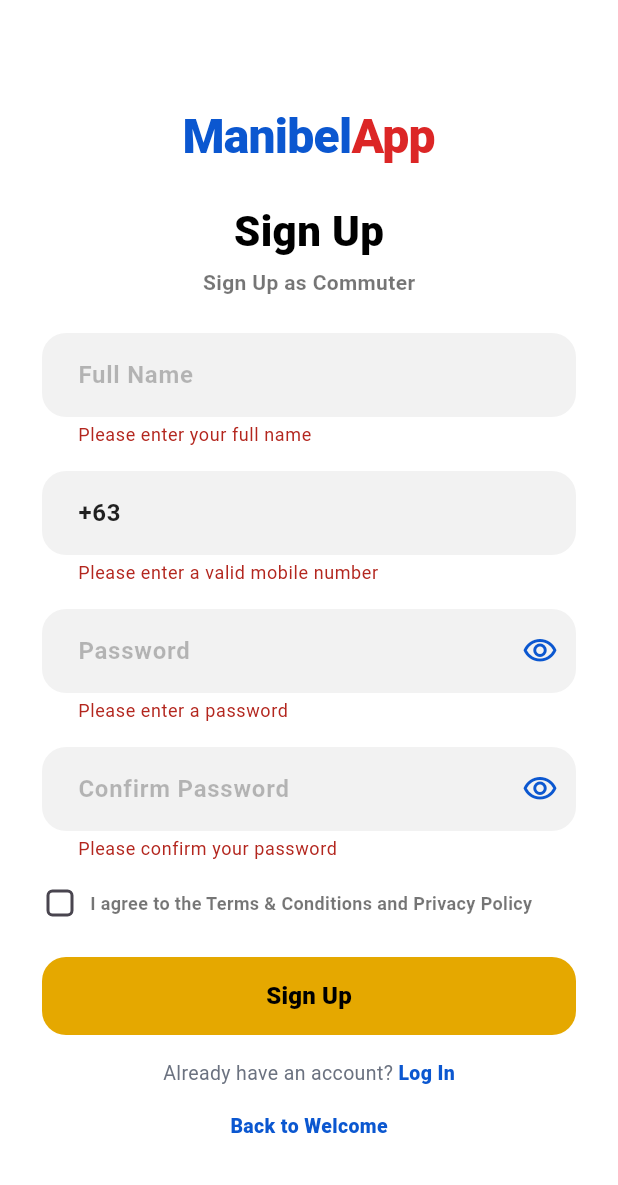
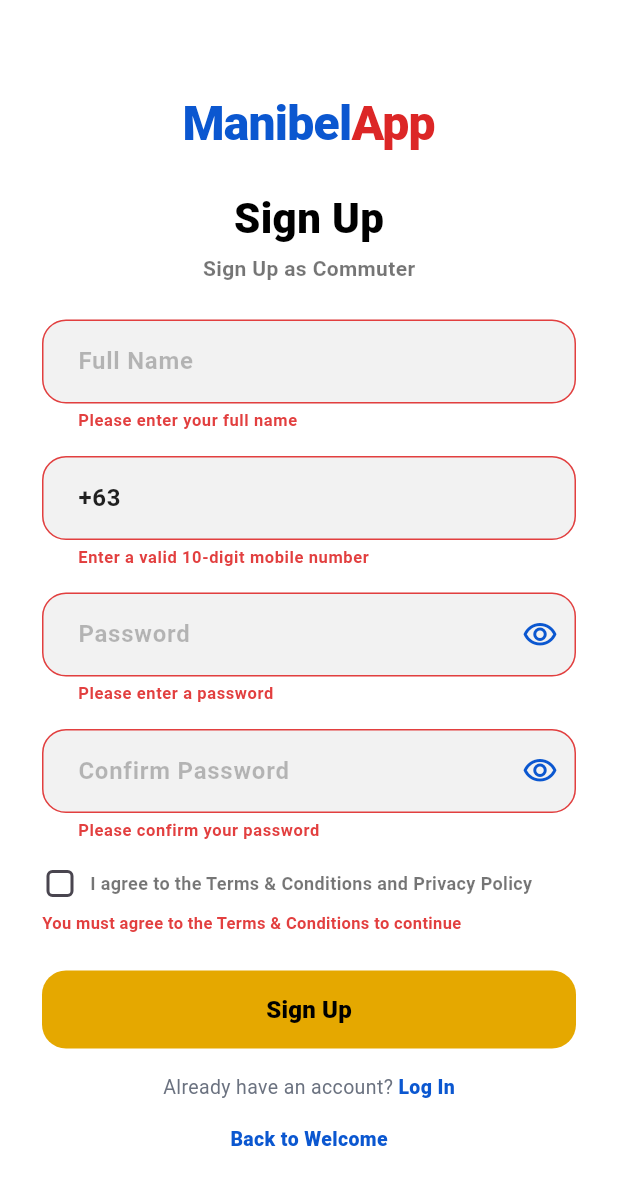
Before and after one commit to lvrl3e/ManibelApp-App, a Flutter app: the CommuterSignUpScreen screen opened directly, after a tap on "Sign Up", on a phone screen of 412 x 824 dp. Shown: the top 1185 px of the screen. Run offline on Flutter 3.47's test engine with Material 3 defaults, Android fonts, the phone set to English and light mode, and no system bars.

Commit message:
Updated commuter signup page

```diff
--- a/lib/features/auth/screens/commuter_signup_screen.dart
+++ b/lib/features/auth/screens/commuter_signup_screen.dart
@@ -1,39 +1,40 @@
 import 'package:flutter/material.dart';
 import '../../../core/constants/app_colors.dart';
-import 'role_selection_screen.dart';
 import 'commuter_login_screen.dart';
+import '../../commuter/screens/commuter_dashboard_screen.dart';
 
 class CommuterSignUpScreen extends StatefulWidget {
   const CommuterSignUpScreen({super.key});
 
   @override
-  State<CommuterSignUpScreen> createState() =>
-      _CommuterSignUpScreenState();
+  State<CommuterSignUpScreen> createState() => _CommuterSignUpScreenState();
 }
 
 class _CommuterSignUpScreenState extends State<CommuterSignUpScreen> {
-
   final _formKey = GlobalKey<FormState>();
 
-  final TextEditingController _fullNameController =
-      TextEditingController();
-
-  final TextEditingController _phoneController =
-      TextEditingController(text: '+63');
-
-  final TextEditingController _passwordController =
-      TextEditingController();
-
-  final TextEditingController _confirmPasswordController =
-      TextEditingController();
-
+  final TextEditingController _fullNameController = TextEditingController();
+  final TextEditingController _phoneController = TextEditingController(text: '+63');
+  final TextEditingController _passwordController = TextEditingController();
+  final TextEditingController _confirmPasswordController = TextEditingController();
 
   bool _isPasswordObscured = true;
   bool _isConfirmPasswordObscured = true;
 
   bool _agreedToTerms = false;
+  bool _showTermsError = false;
   bool _isLoading = false;
 
+  // Only letters, spaces, hyphens, apostrophes and periods (e.g. "Jr.")
+  final RegExp _nameRegExp = RegExp(r"^[a-zA-Z\u00C0-\u017F' .-]+$");
+
+  // Philippine mobile format: +63 followed by 10 digits (e.g. +639171234567)
+  final RegExp _phoneRegExp = RegExp(r'^\+63\d{10}$');
+
+  final RegExp _hasUppercase = RegExp(r'[A-Z]');
+  final RegExp _hasLowercase = RegExp(r'[a-z]');
+  final RegExp _hasDigit = RegExp(r'\d');
+  final RegExp _hasSpecialChar = RegExp(r'[!@#$%^&*(),.?":{}|<>_\-+=\[\];]');
 
   @override
   void dispose() {
@@ -44,651 +45,389 @@
     super.dispose();
   }
 
+  String? _validateFullName(String? value) {
+    final name = value?.trim() ?? '';
+
+    if (name.isEmpty) {
+      return 'Please enter your full name';
+    }
+    if (name.length < 2) {
+      return 'Full name must be at least 2 characters';
+    }
+    if (!_nameRegExp.hasMatch(name)) {
+      return 'Full name can only contain letters';
+    }
+    if (!name.contains(' ')) {
+      return 'Please enter your first and last name';
+    }
+    return null;
+  }
+
+  String? _validatePhone(String? value) {
+    final phone = value?.trim().replaceAll(' ', '') ?? '';
+
+    if (phone.isEmpty) {
+      return 'Please enter your mobile number';
+    }
+    if (!phone.startsWith('+63')) {
+      return 'Mobile number must start with +63';
+    }
+    if (!_phoneRegExp.hasMatch(phone)) {
+      return 'Enter a valid 10-digit mobile number';
+    }
+    return null;
+  }
+
+  String? _validatePassword(String? value) {
+    final password = value ?? '';
+
+    if (password.isEmpty) {
+      return 'Please enter a password';
+    }
+    if (password.length < 8) {
+      return 'Password must be at least 8 characters';
+    }
+    if (password.contains(' ')) {
+      return 'Password cannot contain spaces';
+    }
+    if (!_hasUppercase.hasMatch(password)) {
+      return 'Password must include an uppercase letter';
+    }
+    if (!_hasLowercase.hasMatch(password)) {
+      return 'Password must include a lowercase letter';
+    }
+    if (!_hasDigit.hasMatch(password)) {
+      return 'Password must include a number';
+    }
+    if (!_hasSpecialChar.hasMatch(password)) {
+      return 'Password must include a special character';
+    }
+    return null;
+  }
+
+  String? _validateConfirmPassword(String? value) {
+    final confirm = value ?? '';
+
+    if (confirm.isEmpty) {
+      return 'Please confirm your password';
+    }
+    if (confirm != _passwordController.text) {
+      return 'Passwords do not match';
+    }
+    return null;
+  }
 
   void _handleSignUp() async {
+    final isFormValid = _formKey.currentState?.validate() ?? false;
 
-    final isFormValid =
-        _formKey.currentState?.validate() ?? false;
+    setState(() {
+      _showTermsError = !_agreedToTerms;
+    });
 
-    if (!isFormValid) return;
-
-
-    if (!_agreedToTerms) {
-
-      ScaffoldMessenger.of(context).showSnackBar(
-        const SnackBar(
-          content: Text(
-            'Please agree to the Terms & Conditions to continue',
-          ),
-          backgroundColor: Colors.black87,
-        ),
-      );
-
+    if (!isFormValid || !_agreedToTerms) {
       return;
     }
-
 
     setState(() {
       _isLoading = true;
     });
 
-
-    await Future.delayed(
-      const Duration(seconds: 1),
-    );
-
+    // TODO: Add your signup logic here
+    // Example: Save user to Firebase/database
+    await Future.delayed(const Duration(seconds: 1));
 
     if (!mounted) return;
-
 
     setState(() {
       _isLoading = false;
     });
 
-
     Navigator.pushReplacement(
       context,
       MaterialPageRoute(
-        builder: (context) =>
-            const CommuterLoginScreen(),
+        builder: (context) => const CommuterDashboardScreen(),
       ),
     );
   }
-
 
   InputDecoration _fieldDecoration({
     String? hintText,
     Widget? suffixIcon,
   }) {
-
     return InputDecoration(
-
       hintText: hintText,
-
       hintStyle: const TextStyle(
         color: Colors.black26,
         fontWeight: FontWeight.w700,
       ),
-
       filled: true,
-
       fillColor: const Color(0xFFF2F2F2),
-
-      contentPadding:
-          const EdgeInsets.symmetric(
-            horizontal: 20,
-            vertical: 16,
-          ),
-
+      contentPadding: const EdgeInsets.symmetric(horizontal: 20, vertical: 16),
       border: OutlineInputBorder(
-        borderRadius:
-            BorderRadius.circular(16),
+        borderRadius: BorderRadius.circular(16),
         borderSide: BorderSide.none,
       ),
-
+      errorBorder: OutlineInputBorder(
+        borderRadius: BorderRadius.circular(16),
+        borderSide: const BorderSide(color: Color(0xFFE23F3F), width: 1),
+      ),
+      focusedErrorBorder: OutlineInputBorder(
+        borderRadius: BorderRadius.circular(16),
+        borderSide: const BorderSide(color: Color(0xFFE23F3F), width: 1.5),
+      ),
+      errorStyle: const TextStyle(
+        fontSize: 11,
+        fontWeight: FontWeight.w600,
+        color: Color(0xFFE23F3F),
+      ),
       suffixIcon: suffixIcon,
     );
   }
 
   @override
   Widget build(BuildContext context) {
-
     return Scaffold(
-
       backgroundColor: Colors.white,
-
       body: SafeArea(
-
         child: Center(
-
           child: SingleChildScrollView(
-
-            padding: const EdgeInsets.symmetric(
-              horizontal: 28.0,
-              vertical: 24.0,
-            ),
-
+            padding: const EdgeInsets.symmetric(horizontal: 28.0, vertical: 24.0),
             child: Form(
-
               key: _formKey,
-
+              autovalidateMode: AutovalidateMode.onUserInteraction,
               child: Column(
-
-                mainAxisAlignment:
-                    MainAxisAlignment.center,
-
-                crossAxisAlignment:
-                    CrossAxisAlignment.center,
-
+                mainAxisAlignment: MainAxisAlignment.center,
+                crossAxisAlignment: CrossAxisAlignment.center,
                 children: [
-
-
-
                   const SizedBox(height: 8),
-
 
                   // App Logo
                   RichText(
-
                     text: const TextSpan(
-
                       style: TextStyle(
                         fontSize: 32,
                         fontWeight: FontWeight.w900,
                         letterSpacing: -0.5,
                       ),
-
                       children: [
-
                         TextSpan(
                           text: 'Manibel',
-                          style: TextStyle(
-                            color: AppColors.logoBlue,
+                          style: TextStyle(color: AppColors.logoBlue),
+                        ),
+                        TextSpan(
+                          text: 'App',
+                          style: TextStyle(color: AppColors.logoRed),
+                        ),
+                      ],
                     ),
                   ),
-
-                        TextSpan(
-                          text: 'App',
-                          style: TextStyle(
-                            color: AppColors.logoRed,
-                          ),
-                        ),
-
-                      ],
-
-                    ),
-
-                  ),
-
-
                   const SizedBox(height: 24),
-
-
 
                   // Title
                   const Text(
-
                     'Sign Up',
-
                     style: TextStyle(
                       fontSize: 28,
                       fontWeight: FontWeight.w800,
                       color: Colors.black,
                     ),
-
                   ),
-
-
                   const SizedBox(height: 4),
-
-
-
                   const Text(
-
                     'Sign Up as Commuter',
-
                     style: TextStyle(
                       fontSize: 14,
                       fontWeight: FontWeight.w700,
                       color: Colors.black54,
                     ),
-
                   ),
-
-
                   const SizedBox(height: 24),
 
                   // Full Name Input
                   TextFormField(
-
                     controller: _fullNameController,
-
                     keyboardType: TextInputType.name,
-
-                    textCapitalization:
-                        TextCapitalization.words,
-
+                    textCapitalization: TextCapitalization.words,
                     style: const TextStyle(
                       fontWeight: FontWeight.w700,
                       color: Colors.black87,
                     ),
-
-                    decoration:
-                        _fieldDecoration(
-                          hintText: 'Full Name',
+                    decoration: _fieldDecoration(hintText: 'Full Name'),
+                    validator: _validateFullName,
                   ),
-
-                    validator: (value) {
-
-                      if (value == null ||
-                          value.trim().isEmpty) {
-
-                        return 'Please enter your full name';
-
-                      }
-
-                      return null;
-                    },
-
-                  ),
-
-
                   const SizedBox(height: 16),
-
-
 
                   // Phone Number Input
                   TextFormField(
-
                     controller: _phoneController,
-
                     keyboardType: TextInputType.phone,
-
                     style: const TextStyle(
                       fontWeight: FontWeight.w700,
                       color: Colors.black87,
                     ),
-
-                    decoration:
-                        _fieldDecoration(
-                          hintText: 'Mobile Number',
+                    decoration: _fieldDecoration(hintText: 'Mobile Number'),
+                    validator: _validatePhone,
                   ),
-
-                    validator: (value) {
-
-                      if (value == null ||
-                          value.trim().isEmpty) {
-
-                        return 'Please enter your mobile number';
-
-                      }
-
-
-                      if (value.trim().length < 10) {
-
-                        return 'Please enter a valid mobile number';
-
-                      }
-
-
-                      return null;
-
-                    },
-
-                  ),
-
-
                   const SizedBox(height: 16),
-
-
-
 
                   // Password Input
                   TextFormField(
-
                     controller: _passwordController,
-
                     obscureText: _isPasswordObscured,
-
                     style: const TextStyle(
                       fontWeight: FontWeight.w700,
                       color: Colors.black87,
                     ),
-
-
-                    decoration:
-                        _fieldDecoration(
-
+                    decoration: _fieldDecoration(
                       hintText: 'Password',
-
-
-                          suffixIcon:
-
-                              IconButton(
-
+                      suffixIcon: IconButton(
                         icon: Icon(
-
                           _isPasswordObscured
-
                               ? Icons.visibility_outlined
-
                               : Icons.visibility_off_outlined,
-
-                                  color:
-                                      AppColors.logoBlue,
-
+                          color: AppColors.logoBlue,
                         ),
-
-
                         onPressed: () {
-
                           setState(() {
-
-                                    _isPasswordObscured =
-                                        !_isPasswordObscured;
-
+                            _isPasswordObscured = !_isPasswordObscured;
                           });
-
                         },
-
                       ),
-
                     ),
-
-
-
-                    validator: (value) {
-
-                      if (value == null ||
-                          value.isEmpty) {
-
-                        return 'Please enter a password';
-
+                    validator: _validatePassword,
+                    onChanged: (_) {
+                      // Re-validate confirm password as the user edits password
+                      if (_confirmPasswordController.text.isNotEmpty) {
+                        _formKey.currentState?.validate();
                       }
-
-
-                      if (value.length < 8) {
-
-                        return 'Password must be at least 8 characters';
-
-                      }
-
-
-                      return null;
-
                     },
-
                   ),
-
-
-
                   const SizedBox(height: 16),
-
-
-
 
                   // Confirm Password Input
                   TextFormField(
-
-                    controller:
-                        _confirmPasswordController,
-
-
-                    obscureText:
-                        _isConfirmPasswordObscured,
-
-
+                    controller: _confirmPasswordController,
+                    obscureText: _isConfirmPasswordObscured,
                     style: const TextStyle(
                       fontWeight: FontWeight.w700,
                       color: Colors.black87,
                     ),
-
-
-                    decoration:
-                        _fieldDecoration(
-
-                          hintText:
-                              'Confirm Password',
-
-
-
-                          suffixIcon:
-
-                              IconButton(
-
+                    decoration: _fieldDecoration(
+                      hintText: 'Confirm Password',
+                      suffixIcon: IconButton(
                         icon: Icon(
-
                           _isConfirmPasswordObscured
-
                               ? Icons.visibility_outlined
-
                               : Icons.visibility_off_outlined,
-
-
-                                  color:
-                                      AppColors.logoBlue,
-
+                          color: AppColors.logoBlue,
                         ),
-
-
-
                         onPressed: () {
-
                           setState(() {
-
-                                    _isConfirmPasswordObscured =
-                                        !_isConfirmPasswordObscured;
-
+                            _isConfirmPasswordObscured = !_isConfirmPasswordObscured;
                           });
-
                         },
-
                       ),
-
                     ),
-
-
-
-                    validator: (value) {
-
-                      if (value == null ||
-                          value.isEmpty) {
-
-                        return 'Please confirm your password';
-
-                      }
-
-
-                      if (value !=
-                          _passwordController.text) {
-
-                        return 'Passwords do not match';
-
-                      }
-
-
-                      return null;
-
-                    },
-
+                    validator: _validateConfirmPassword,
                   ),
-
-
-
                   const SizedBox(height: 16),
 
                   // Terms & Conditions Checkbox
                   Row(
-
-                    crossAxisAlignment:
-                        CrossAxisAlignment.center,
-
+                    crossAxisAlignment: CrossAxisAlignment.center,
                     children: [
-
                       SizedBox(
-
                         width: 24,
-
                         height: 24,
-
                         child: Checkbox(
-
                           value: _agreedToTerms,
-
-                          activeColor:
-                              AppColors.logoBlue,
-
-
-                          shape:
-                              RoundedRectangleBorder(
-                                borderRadius:
-                                    BorderRadius.circular(4),
+                          activeColor: AppColors.logoBlue,
+                          shape: RoundedRectangleBorder(
+                            borderRadius: BorderRadius.circular(4),
                           ),
-
-
                           onChanged: (value) {
-
                             setState(() {
-
-                              _agreedToTerms =
-                                  value ?? false;
-
+                              _agreedToTerms = value ?? false;
+                              if (_agreedToTerms) _showTermsError = false;
                             });
-
                           },
-
                         ),
-
                       ),
-
-
                       const SizedBox(width: 8),
-
-
                       Expanded(
-
                         child: GestureDetector(
-
                           onTap: () {
-
                             setState(() {
-
-                              _agreedToTerms =
-                                  !_agreedToTerms;
-
+                              _agreedToTerms = !_agreedToTerms;
+                              if (_agreedToTerms) _showTermsError = false;
                             });
-
                           },
-
-
                           child: const Text(
-
                             'I agree to the Terms & Conditions and Privacy Policy',
-
-
                             style: TextStyle(
-
                               fontSize: 12,
-
-                              fontWeight:
-                                  FontWeight.w600,
-
-                              color:
-                                  Colors.black54,
-
+                              fontWeight: FontWeight.w600,
+                              color: Colors.black54,
                             ),
-
                           ),
-
                         ),
-
                       ),
-
                     ],
-
                   ),
-
-
+                  if (_showTermsError) ...[
+                    const SizedBox(height: 6),
+                    const Align(
+                      alignment: Alignment.centerLeft,
+                      child: Text(
+                        'You must agree to the Terms & Conditions to continue',
+                        style: TextStyle(
+                          fontSize: 11,
+                          fontWeight: FontWeight.w600,
+                          color: Color(0xFFE23F3F),
+                        ),
+                      ),
+                    ),
+                  ],
                   const SizedBox(height: 24),
-
-
-
 
                   // Sign Up Button
                   SizedBox(
-
                     width: double.infinity,
-
                     height: 52,
-
-
                     child: ElevatedButton(
-
-                      onPressed:
-                          _isLoading
-                              ? null
-                              : _handleSignUp,
-
-
-                      style:
-                          ElevatedButton.styleFrom(
-
-                            backgroundColor:
-                                const Color(0xFFE5A800),
-
+                      onPressed: _isLoading ? null : _handleSignUp,
+                      style: ElevatedButton.styleFrom(
+                        backgroundColor: const Color(0xFFE5A800),
                         elevation: 0,
-
-
-                            shape:
-                                RoundedRectangleBorder(
-
-                                  borderRadius:
-                                      BorderRadius.circular(16),
-
+                        shape: RoundedRectangleBorder(
+                          borderRadius: BorderRadius.circular(16),
                         ),
-
                       ),
-
-
-
-                      child:
-
-                          _isLoading
-
+                      child: _isLoading
                           ? const SizedBox(
-
                               width: 24,
-
                               height: 24,
-
-                                  child:
-                                      CircularProgressIndicator(
-
-                                    color:
-                                        Colors.white,
-
-                                    strokeWidth:
-                                        2.5,
-
+                              child: CircularProgressIndicator(
+                                color: Colors.white,
+                                strokeWidth: 2.5,
                               ),
-
                             )
-
                           : const Text(
-
                               'Sign Up',
-
-
                               style: TextStyle(
-
-                                    color:
-                                        Colors.black,
-
-                                    fontSize:
-                                        16,
-
-                                    fontWeight:
-                                        FontWeight.w800,
-
+                                color: Colors.black,
+                                fontSize: 16,
+                                fontWeight: FontWeight.w800,
                               ),
-
                             ),
-
                     ),
-
                   ),
-
-
                   const SizedBox(height: 16),
-
-
-
 
                   // Already have an account
                   Row(
                     mainAxisAlignment: MainAxisAlignment.center,
                     children: [
-
                       const Text(
                         "Already have an account? ",
                         style: TextStyle(
@@ -696,18 +435,15 @@
                           color: AppColors.textSecondary,
                         ),
                       ),
-
                       GestureDetector(
                         onTap: () {
                           Navigator.pushReplacement(
                             context,
                             MaterialPageRoute(
-            builder: (context) =>
-                const CommuterLoginScreen(),
+                              builder: (context) => const CommuterLoginScreen(),
                             ),
                           );
                         },
-
                         child: const Text(
                           "Log In",
                           style: TextStyle(
@@ -717,46 +453,28 @@
                           ),
                         ),
                       ),
-
                     ],
                   ),
-
-
                   const SizedBox(height: 16),
-
 
                   // Back to Welcome Action
                   GestureDetector(
                     onTap: () => Navigator.pop(context),
-
                     child: const Text(
                       'Back to Welcome',
-
                       style: TextStyle(
                         fontSize: 13,
                         fontWeight: FontWeight.w800,
                         color: AppColors.logoBlue,
                       ),
-
                     ),
-
                   ),
-
-
                 ],
-
               ),
-
             ),
-
           ),
-
         ),
-
       ),
-
     );
-
   }
-
 }
```
Lines whose indentation alone changed are shown as unchanged.
